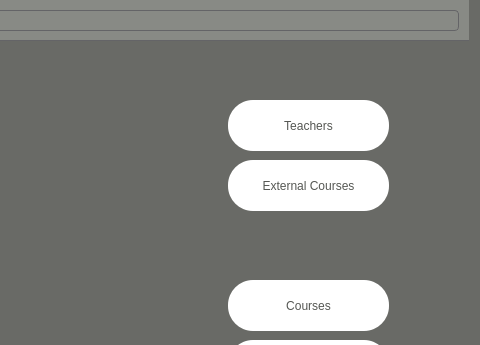
This is qt/IE0217/mainwindow.ui in Jams1001/Proyecto_IE0217 as Qt 5 draws it before an edit; both pictures show x 312 to 792 and y 0 to 345 of the 792 by 573 pixel window. The edited form follows.
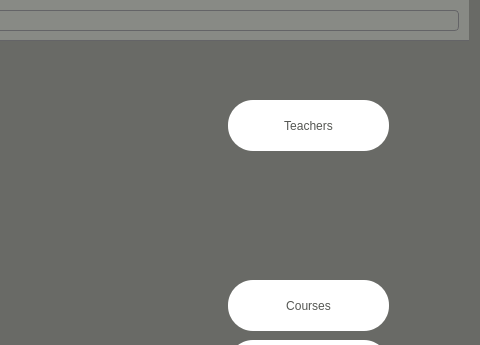
This is the edited form.

Diff of the .ui file:
```diff
--- a/qt/IE0217/mainwindow.ui
+++ b/qt/IE0217/mainwindow.ui
@@ -332,8 +332,8 @@
        </size>
       </property>
       <property name="styleSheet">
-       <string notr="true">background-color: rgb(255, 255, 255);
-color: rgb(85, 87, 83);
+       <string notr="true">background-color: rgb(105, 106, 102);
+color: rgb(105, 106, 102);
 border-radius: 25px;</string>
       </property>
       <property name="text">
```
